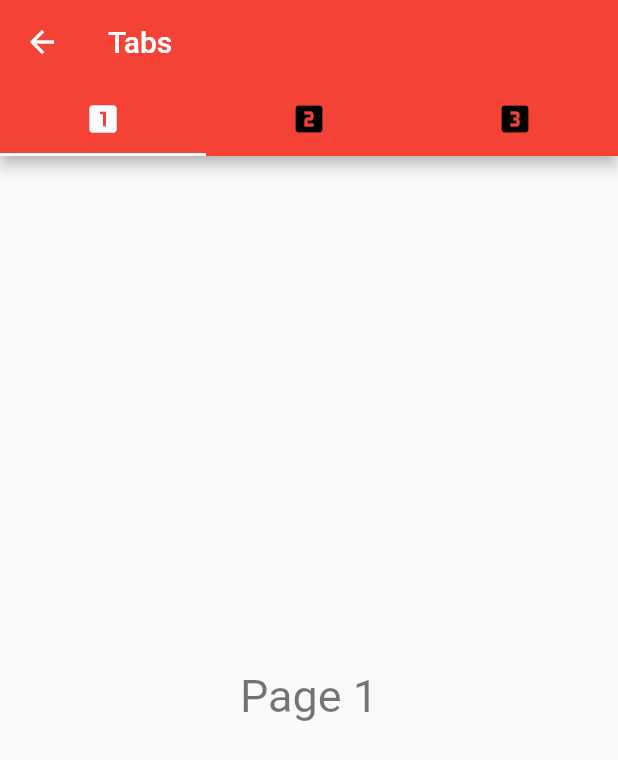
After one commit to tahaturan/flutter_forms, a Flutter app: the TabsKullanimi screen opened by its route, on a phone screen of 412 x 824 dp. The commit adds this screen. Shown: the top 760 px of the screen. Run offline on Flutter 3.47's test engine with Material 2 defaults, Android fonts, the phone set to English and light mode, and no system bars.

Commit message:
Tabs Kullanimi

```diff
--- a/lib/route_generator.dart
+++ b/lib/route_generator.dart
@@ -10,6 +10,7 @@ import 'package:flutter_forms/views/listview_builder_dinamik_liste.dart';
 import 'package:flutter_forms/views/my_home_page.dart';
 import 'package:flutter_forms/views/sabit_gridview_kullanimi.dart';
 import 'package:flutter_forms/views/sabit_listview_kullanimi.dart';
+import 'package:flutter_forms/views/tabs_kullanimi.dart';
 
 class RouteGenerator {
   static Route<dynamic>? routeGenerator(RouteSettings settings) {
@@ -32,6 +33,8 @@ class RouteGenerator {
         return sayfaGecis(const GridViewBuilderKullanimi());
       case "/futureBuilder":
         return sayfaGecis(const FutureBuilderListeleme());
+      case "/tabskullanimi":
+        return sayfaGecis(const TabsKullanimi());
     }
     return null;
   }
--- a/lib/views/my_home_page.dart
+++ b/lib/views/my_home_page.dart
@@ -63,6 +63,8 @@ class _MyHomePageState extends State<MyHomePage> {
             SayfaGecisButton(
                 butonAdi: "FutureBuilder Listeleme",
                 gidilecekSayfaAdi: "futureBuilder"),
+            SayfaGecisButton(
+                butonAdi: "Tabs Kullanimi", gidilecekSayfaAdi: "tabskullanimi"),
           ],
         ),
       ),
--- /dev/null
+++ b/lib/views/screen/page1.dart
@@ -0,0 +1,20 @@
+import 'package:flutter/material.dart';
+
+class Page1 extends StatefulWidget {
+  Page1({Key? key}) : super(key: key);
+
+  @override
+  State<Page1> createState() => _Page1State();
+}
+
+class _Page1State extends State<Page1> {
+  @override
+  Widget build(BuildContext context) {
+    return const Center(
+      child: Text(
+        "Page 1",
+        style: TextStyle(color: Colors.black54, fontSize: 30),
+      ),
+    );
+  }
+}
--- /dev/null
+++ b/lib/views/tabs_kullanimi.dart
@@ -0,0 +1,48 @@
+import 'package:flutter/material.dart';
+import 'package:flutter_forms/views/screen/page1.dart';
+import 'package:flutter_forms/views/screen/page2.dart';
+import 'package:flutter_forms/views/screen/page3.dart';
+
+class TabsKullanimi extends StatefulWidget {
+  const TabsKullanimi({Key? key}) : super(key: key);
+
+  @override
+  State<TabsKullanimi> createState() => _TabsKullanimiState();
+}
+
+class _TabsKullanimiState extends State<TabsKullanimi> {
+  @override
+  Widget build(BuildContext context) {
+    return DefaultTabController(
+      length: 3,
+      child: Scaffold(
+        appBar: AppBar(
+          title: const Text('Tabs'),
+          bottom: const TabBar(
+            labelColor: Colors.white,
+            unselectedLabelColor: Colors.black,
+            indicatorColor: Colors.white,
+            tabs: [
+              Tab(
+                icon: Icon(Icons.looks_one),
+              ),
+              Tab(
+                icon: Icon(Icons.looks_two),
+              ),
+              Tab(
+                icon: Icon(Icons.looks_3),
+              )
+            ],
+          ),
+        ),
+        body: TabBarView(
+          children: [
+            Page1(),
+            Page2(),
+            Page3(),
+          ],
+        ),
+      ),
+    );
+  }
+}
```
Also changed, not shown: lib/views/screen/page2.dart (added, +18 -0 lines), lib/views/screen/page3.dart (added, +18 -0 lines), images/tabs.gif (added), 1 other file.
